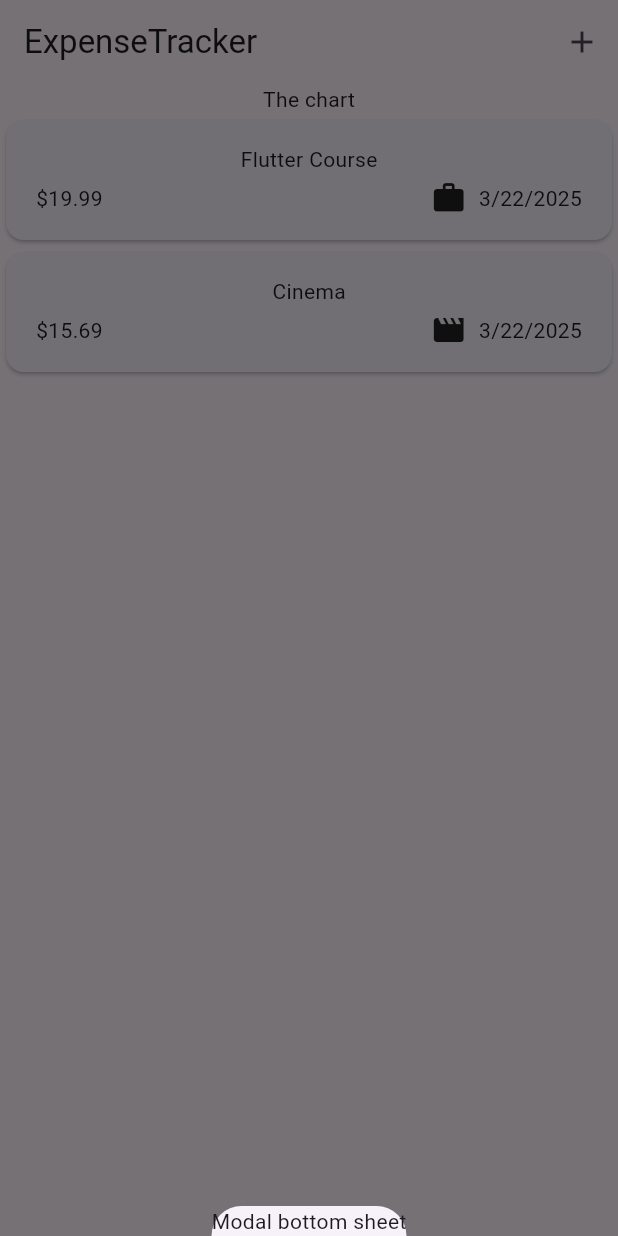
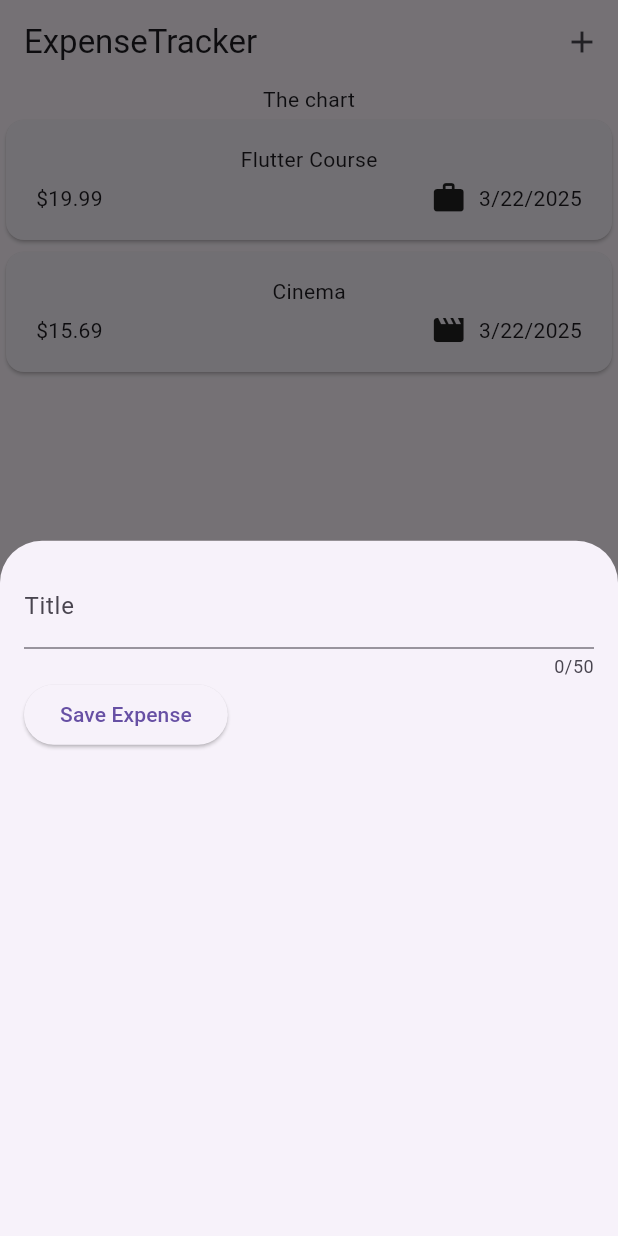
Before and after one commit to Dylo98/expense_tracker, a Flutter app: the screen it shows after launch, after a tap on the "add" icon, on a phone screen of 412 x 824 dp. Run offline on Flutter 3.47's test engine with Material 3 defaults, Android fonts, the phone set to English and light mode, and no system bars.

Commit message:
Get user input from title form

```diff
--- a/lib/widgets/expenses.dart
+++ b/lib/widgets/expenses.dart
@@ -1,3 +1,4 @@
+import 'package:expense_tracker/widgets/new_expense.dart';
 import 'package:flutter/material.dart';
 
 import 'package:expense_tracker/widgets/expenses_list/expenses_list.dart';
@@ -30,7 +31,7 @@ class _ExpensesState extends State<Expenses> {
   void _openAddExpenseOverlay() {
     showModalBottomSheet(
       context: context,
-      builder: (ctx) => Text('Modal bottom sheet'),
+      builder: (ctx) => const NewExpense(),
     );
   }
 
--- /dev/null
+++ b/lib/widgets/new_expense.dart
@@ -0,0 +1,46 @@
+import 'package:flutter/material.dart';
+
+class NewExpense extends StatefulWidget {
+  const NewExpense({super.key});
+
+  @override
+  State<NewExpense> createState() {
+    return _NewExpenseState();
+  }
+}
+
+class _NewExpenseState extends State<NewExpense> {
+  final _titleController = TextEditingController();
+
+  @override
+  void dispose() {
+    _titleController.dispose();
+    super.dispose();
+  }
+
+  @override
+  Widget build(BuildContext context) {
+    return Padding(
+      padding: EdgeInsets.all(16),
+      child: Column(
+        children: [
+          TextField(
+            controller: _titleController,
+            maxLength: 50,
+            decoration: const InputDecoration(
+              label: Text('Title'),
+            ),
+          ),
+          Row(children: [
+            ElevatedButton(
+              onPressed: () {
+                print(_titleController.text);
+              },
+              child: const Text('Save Expense'),
+            )
+          ])
+        ],
+      ),
+    );
+  }
+}
```
